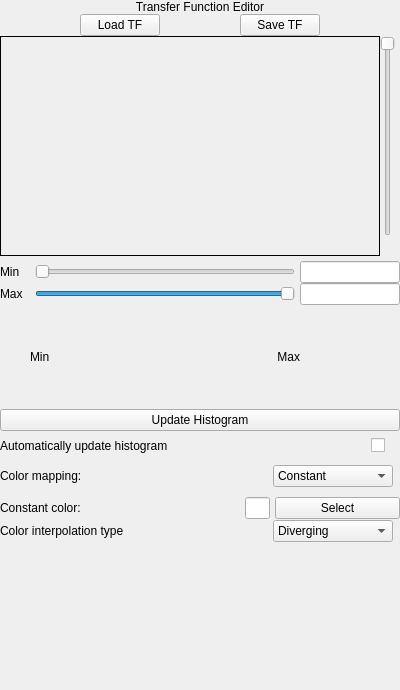
Old version of the form apps/vaporgui/TFWidgetGUI.ui in the repository StasJ/vapor-formatted.
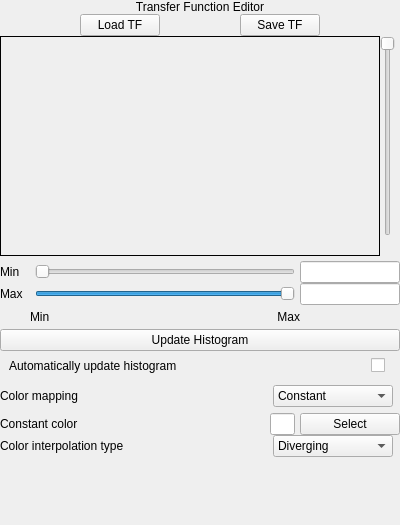
New version of the form. Custom widgets are drawn as their Qt base class.

What changed in the file:
```diff
--- a/apps/vaporgui/TFWidgetGUI.ui
+++ b/apps/vaporgui/TFWidgetGUI.ui
@@ -7,7 +7,7 @@
     <x>0</x>
     <y>0</y>
     <width>400</width>
-    <height>690</height>
+    <height>525</height>
    </rect>
   </property>
   <property name="sizePolicy">
@@ -458,6 +458,7 @@
     </widget>
    </item>
    <item>
+    <widget class="QFrame" name="autoUpdateHistoFrame">
     <layout class="QHBoxLayout" name="horizontalLayout_21">
      <property name="topMargin">
       <number>5</number>
@@ -499,6 +500,7 @@
       </widget>
      </item>
     </layout>
+    </widget>
    </item>
    <item>
     <widget class="QFrame" name="colorMappingFrame">
@@ -509,6 +511,9 @@
       <property name="leftMargin">
        <number>0</number>
       </property>
+      <property name="topMargin">
+       <number>0</number>
+      </property>
       <property name="rightMargin">
        <number>7</number>
       </property>
@@ -518,7 +523,7 @@
       <item>
        <widget class="QLabel" name="colorVarLabel">
         <property name="text">
-         <string>Color mapping:</string>
+         <string>Color mapping</string>
         </property>
        </widget>
       </item>
@@ -565,16 +570,19 @@
       <property name="leftMargin">
        <number>0</number>
       </property>
+      <property name="topMargin">
+       <number>5</number>
+      </property>
       <property name="rightMargin">
        <number>0</number>
       </property>
       <property name="bottomMargin">
-       <number>1</number>
+       <number>0</number>
       </property>
       <item>
        <widget class="QLabel" name="constColorLabel">
         <property name="text">
-         <string>Constant color:</string>
+         <string>Constant color</string>
         </property>
        </widget>
       </item>
@@ -608,7 +616,7 @@
        <widget class="QPushButton" name="colorSelectButton">
         <property name="minimumSize">
          <size>
-          <width>125</width>
+          <width>100</width>
           <height>0</height>
          </size>
         </property>
@@ -633,20 +641,40 @@
     </widget>
    </item>
    <item>
-    <layout class="QHBoxLayout" name="horizontalLayout_14">
+    <widget class="QFrame" name="colorInterpolationFrame">
+     <layout class="QHBoxLayout" name="horizontalLayout">
      <property name="spacing">
       <number>0</number>
      </property>
+      <property name="leftMargin">
+       <number>0</number>
+      </property>
+      <property name="topMargin">
+       <number>0</number>
+      </property>
      <property name="rightMargin">
       <number>7</number>
      </property>
+      <property name="bottomMargin">
+       <number>1</number>
+      </property>
      <item>
-      <widget class="QLabel" name="label_2">
+       <widget class="QLabel" name="colorInterpLabel">
        <property name="text">
         <string>Color interpolation type</string>
        </property>
       </widget>
      </item>
+      <item>
+       <widget class="QLabel" name="label_2">
+        <property name="text">
+         <string/>
+        </property>
+        <property name="indent">
+         <number>-1</number>
+        </property>
+       </widget>
+      </item>
      <item>
       <spacer name="horizontalSpacer_9">
        <property name="orientation">
@@ -686,6 +714,7 @@
       </widget>
      </item>
     </layout>
+    </widget>
    </item>
    <item>
     <spacer name="verticalSpacer">
```
Left out of the diff: 2 changed lines with no effect on the pictures. Lines whose indentation alone changed are shown as unchanged.
